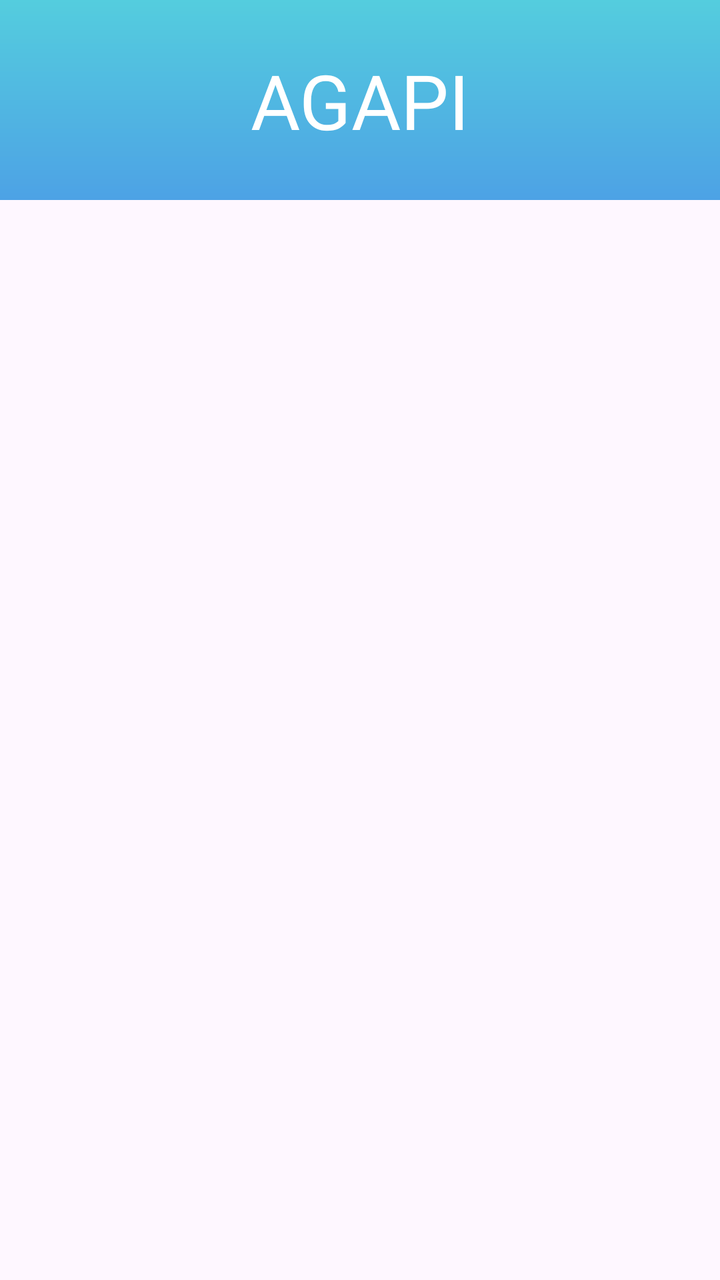
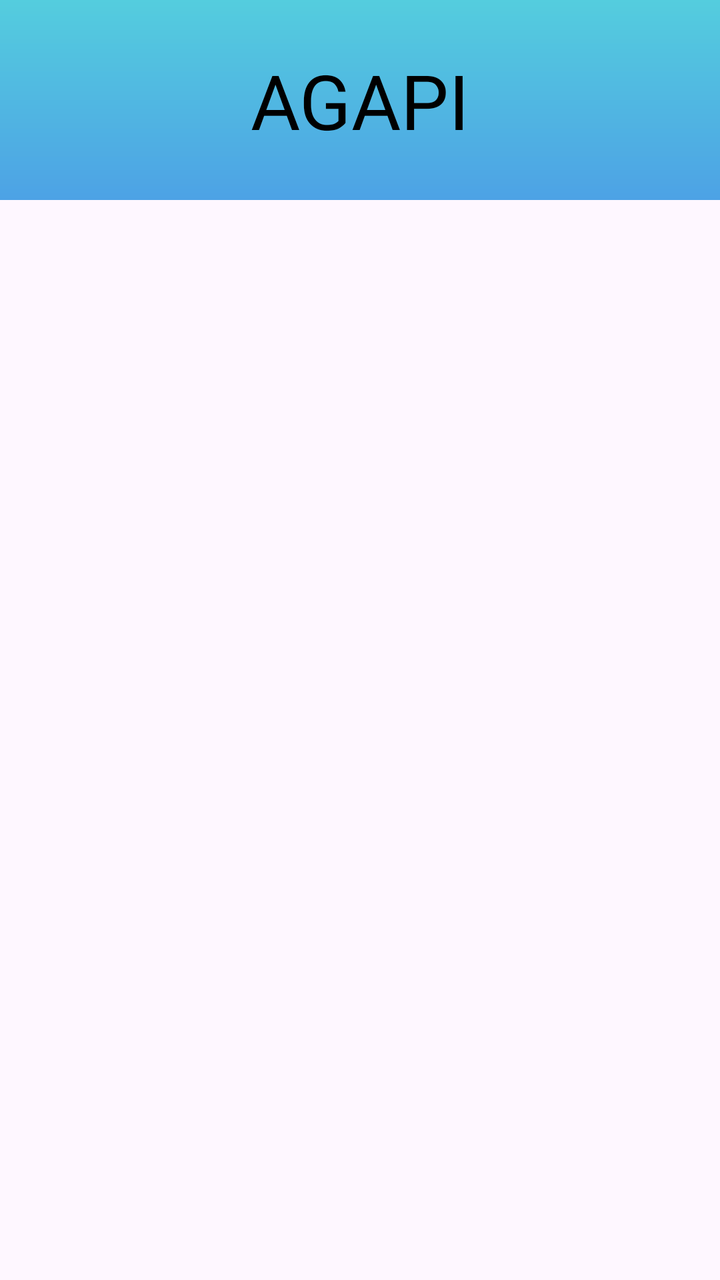

The first picture is an Android layout as it rendered before a commit; the second is the same layout after the commit. The layout source and the unified diff follow.
<!-- AndroidManifest.xml: application theme Theme.NewAgapiVERSION311CLEAN -->
<!-- res/layout/accueil_header.xml -->
<?xml version="1.0" encoding="utf-8"?>
<androidx.constraintlayout.widget.ConstraintLayout xmlns:android="http://schemas.android.com/apk/res/android"
    android:layout_width="match_parent"
    android:layout_height="match_parent"
    xmlns:app="http://schemas.android.com/apk/res-auto">

    <TextView
        android:id="@+id/title"
        android:layout_width="match_parent"
        android:layout_height="100dp"
        android:background="@drawable/couleur_gradient"
        android:fontFamily="@font/poppins_medium"
        android:gravity="center"
        android:text="@string/app_name"
        android:textColor="@color/white"
        android:textSize="38sp"
        app:layout_constraintTop_toTopOf="parent"
         />
</androidx.constraintlayout.widget.ConstraintLayout>
<!-- resources referenced by this layout -->
<resources>
  <color name="white">#FFFFFFFF</color>
  <!-- drawable couleur_gradient (drawable) -->
  <?xml version="1.0" encoding="utf-8"?>
  <layer-list xmlns:android="http://schemas.android.com/apk/res/android">
      <item>
          <shape android:shape="rectangle">
              <gradient
                  android:angle="270"
                  android:startColor="#54CDDE"
                  android:endColor="#4DA2E5"
                  android:type="linear"/>
          </shape>
      </item>
  </layer-list>
  <string name="app_name">AGAPI</string>
  <style name="Theme.NewAgapiVERSION311CLEAN" parent="Base.Theme.NewAgapiVERSION311CLEAN" />
  <style name="Base.Theme.NewAgapiVERSION311CLEAN" parent="Theme.Material3.DayNight.NoActionBar">
          
          
        
      </style>
</resources>

<!-- the commit's change to res/layout/accueil_header.xml (unified diff, before → after) -->
@@ -12,8 +12,7 @@
         android:fontFamily="@font/poppins_medium"
         android:gravity="center"
         android:text="@string/app_name"
-        android:textColor="@color/white"
+        android:textColor="@color/text_svg_main_color"
         android:textSize="38sp"
-        app:layout_constraintTop_toTopOf="parent"
-         />
+        app:layout_constraintTop_toTopOf="parent" />
 </androidx.constraintlayout.widget.ConstraintLayout>
<!-- resource entries referenced after the edit -->
@@ -1,6 +1,6 @@
 <!-- resources referenced by this layout -->
 <resources>
-  <color name="white">#FFFFFFFF</color>
+  <color name="text_svg_main_color">#FF000000</color>
   <!-- drawable couleur_gradient (drawable) -->
   <?xml version="1.0" encoding="utf-8"?>
   <layer-list xmlns:android="http://schemas.android.com/apk/res/android">
